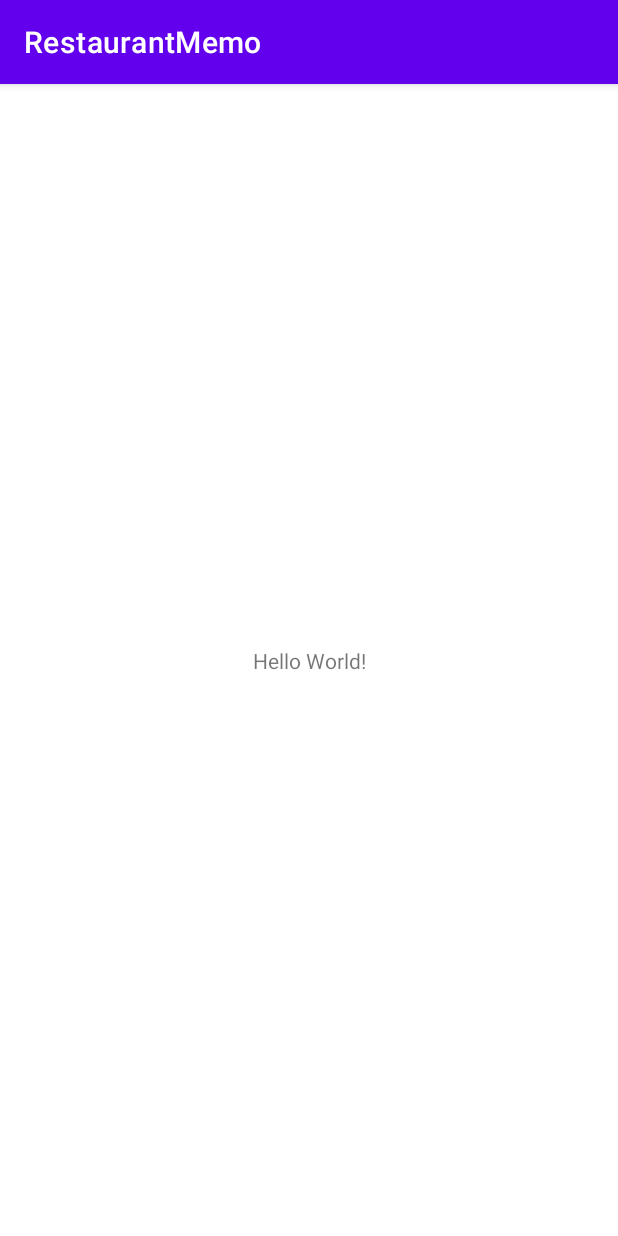
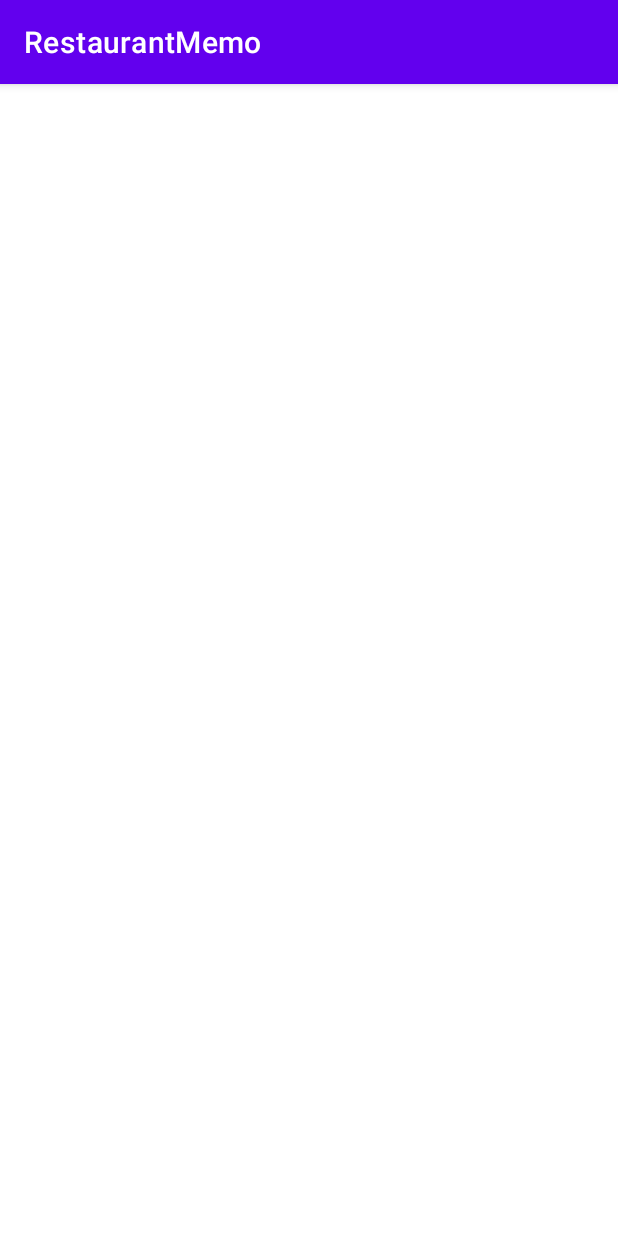
Before and after one commit to DongHyun99/This_restaurant_is_good, an Android app: the screen it shows after launch (MainActivity), on a phone screen of 412 x 824 dp. Run offline under Robolectric (Android 15) with nearby library versions, the phone set to English and light mode, and no system bars.

Commit message:
안드로이드 패키치 구조 생성

```diff
--- a/app/src/main/AndroidManifest.xml
+++ b/app/src/main/AndroidManifest.xml
@@ -10,8 +10,8 @@
         android:supportsRtl="true"
         android:theme="@style/Theme.RestaurantMemo">
         <activity
-            android:name=".MainActivity"
-            android:exported="true">
+            android:name=".Activity.MainActivity"
+            android:exported="false">
             <intent-filter>
                 <action android:name="android.intent.action.MAIN" />
 
--- a/app/src/main/java/com/kyonggi/restaurantmemo/MainActivity.java
+++ b/app/src/main/java/com/kyonggi/restaurantmemo/Activity/MainActivity.java
@@ -1,8 +1,10 @@
-package com.kyonggi.restaurantmemo;
+package com.kyonggi.restaurantmemo.Activity;
 
 import androidx.appcompat.app.AppCompatActivity;
 
 import android.os.Bundle;
+
+import com.kyonggi.restaurantmemo.R;
 
 public class MainActivity extends AppCompatActivity {
 
--- a/app/src/main/res/layout/activity_main.xml
+++ b/app/src/main/res/layout/activity_main.xml
@@ -4,15 +4,6 @@
     xmlns:tools="http://schemas.android.com/tools"
     android:layout_width="match_parent"
     android:layout_height="match_parent"
-    tools:context=".MainActivity">
-
-    <TextView
-        android:layout_width="wrap_content"
-        android:layout_height="wrap_content"
-        android:text="Hello World!"
-        app:layout_constraintBottom_toBottomOf="parent"
-        app:layout_constraintLeft_toLeftOf="parent"
-        app:layout_constraintRight_toRightOf="parent"
-        app:layout_constraintTop_toTopOf="parent" />
+    tools:context=".Activity.MainActivity">
 
 </androidx.constraintlayout.widget.ConstraintLayout>
```
